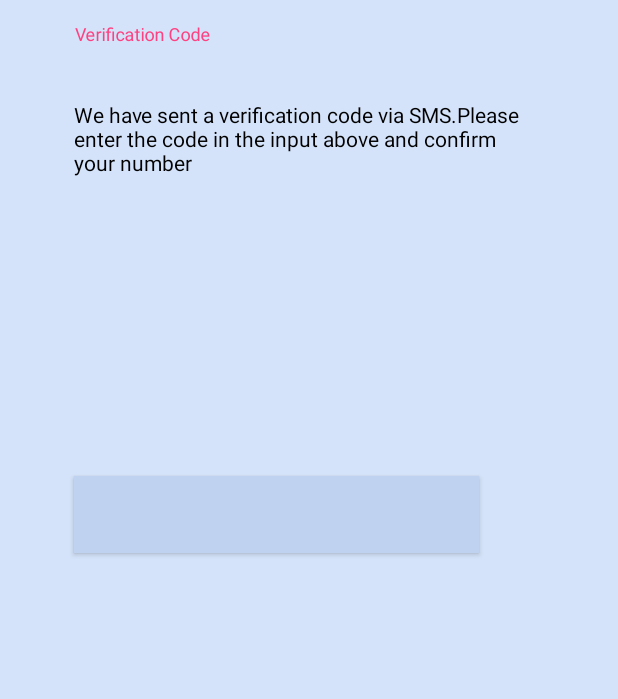
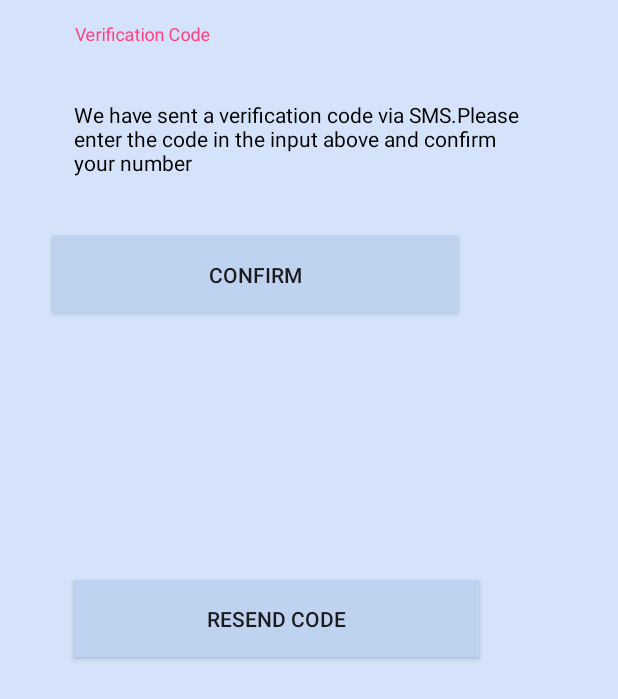
Before and after one commit to Amnestia/water18, an Android app: the PhoneVerificationActivity screen opened directly, with no data from a screen before it, on a phone screen of 412 x 824 dp. Shown: the top 699 px of the screen. Run offline under Robolectric (Android 15) with nearby library versions, the phone set to English and light mode, and no system bars; our stand-ins replace Firebase (no records; nobody signed in at launch, a user with empty details on screens opened directly).

Commit message:
push push push push push push

```diff
--- a/app/src/main/java/edu/bluejack17_2/water18/activity/LoginActivity.kt
+++ b/app/src/main/java/edu/bluejack17_2/water18/activity/LoginActivity.kt
@@ -13,7 +13,7 @@ class LoginActivity : Activity(), View.OnClickListener
 
     private fun addListener()
     {
-        val buttons=arrayOf(btnLogin,btnLoginFacebook,btnLoginGoogle,btnSignUp)
+        val buttons=arrayOf(btnSignUp,btnLoginFacebook,btnLoginGoogle,btnSignUp)
         buttons.forEach { it.setOnClickListener(this) }
     }
 
@@ -33,7 +33,7 @@ class LoginActivity : Activity(), View.OnClickListener
                 val intent=Intent(applicationContext,EditProfileActivity::class.java)
                 startActivity(intent)
             }
-            btnLogin->
+            btnSignUp->
             {
                 val phone=tfPhoneLogin.text
                 val password=pfPassword.text
--- a/app/src/main/java/edu/bluejack17_2/water18/activity/PhoneVerificationActivity.kt
+++ b/app/src/main/java/edu/bluejack17_2/water18/activity/PhoneVerificationActivity.kt
@@ -2,16 +2,53 @@ package edu.bluejack17_2.water18.activity
 
 import android.app.Activity
 import android.os.Bundle
+import android.view.View
+import com.google.firebase.auth.PhoneAuthProvider
 import edu.bluejack17_2.water18.R
+import edu.bluejack17_2.water18.firebase.PhoneNumberAuth
+import kotlinx.android.synthetic.main.activity_phone_verification.*
 
-class PhoneVerificationActivity : Activity()
+class PhoneVerificationActivity : Activity(), View.OnClickListener
 {
+    private fun addListener()
+    {
+        val buttons= arrayOf(btnSignUp, btnResend)
+        buttons.forEach { it.setOnClickListener(this) }
+    }
 
     override fun onCreate(savedInstanceState: Bundle?)
     {
         super.onCreate(savedInstanceState)
         setContentView(R.layout.activity_phone_verification)
-        val verificationCode = intent.getStringExtra("verificationCode")
-        val token = intent.getStringExtra("token")
+    }
+
+    override fun onClick(src: View?)
+    {
+        when(src)
+        {
+            btnSignUp->
+            {
+                confirm()
+            }
+            btnResend->
+            {
+                resend()
+            }
+            else->return
+        }
+    }
+
+    fun resend()
+    {
+        val token = intent.extras.get("token")
+        val phoneNumber=intent.getStringExtra("phoneNumber")
+        PhoneNumberAuth.resendCode(phoneNumber, token as PhoneAuthProvider.ForceResendingToken?,this)
+    }
+
+    fun confirm()
+    {
+        val verificationCode=intent.getStringExtra("verificationCode")
+        val code = tfVerificationCode.text.toString()
+        val credential=PhoneAuthProvider.getCredential(verificationCode,code)
     }
 }
--- a/app/src/main/res/layout/activity_phone_verification.xml
+++ b/app/src/main/res/layout/activity_phone_verification.xml
@@ -8,7 +8,7 @@
     android:background="@color/whiteBackground">
 
     <android.support.design.widget.TextInputLayout
-        android:id="@+id/tf_layout_name"
+        android:id="@+id/tf_layout_phone"
         android:layout_width="wrap_content"
         android:layout_height="wrap_content"
         android:layout_marginEnd="134dp"
@@ -19,7 +19,7 @@
         app:layout_constraintTop_toTopOf="parent">
 
         <EditText
-            android:id="@+id/tfPhoneLogin"
+            android:id="@+id/tfVerificationCode"
             android:layout_width="wrap_content"
             android:layout_height="wrap_content"
             android:background="@color/whiteBackground"
@@ -41,20 +41,35 @@
         android:textColor="@color/colorBlack"
         app:layout_constraintEnd_toEndOf="parent"
         app:layout_constraintStart_toStartOf="parent"
-        app:layout_constraintTop_toBottomOf="@+id/tf_layout_name" />
+        app:layout_constraintTop_toBottomOf="@+id/tf_layout_phone" />
 
     <Button
-        android:id="@+id/btnLogin"
+        android:id="@+id/btnSignUp"
         android:layout_width="270dp"
         android:layout_height="51dp"
-        android:layout_marginBottom="299dp"
         android:layout_marginEnd="79dp"
         android:layout_marginStart="35dp"
-        android:layout_marginTop="25dp"
+        android:layout_marginTop="21dp"
         android:background="@color/lightBlueBackground"
+        android:text="@string/confirm"
+        app:layout_constraintEnd_toEndOf="parent"
+        app:layout_constraintHorizontal_bias="0.0"
+        app:layout_constraintStart_toStartOf="parent"
+        app:layout_constraintTop_toBottomOf="@+id/textView" />
+
+    <Button
+        android:id="@+id/btnResend"
+        android:layout_width="270dp"
+        android:layout_height="51dp"
+        android:layout_marginBottom="230dp"
+        android:layout_marginEnd="79dp"
+        android:layout_marginStart="35dp"
+        android:layout_marginTop="22dp"
+        android:background="@color/lightBlueBackground"
+        android:text="@string/resend"
         app:layout_constraintBottom_toBottomOf="parent"
         app:layout_constraintEnd_toEndOf="parent"
         app:layout_constraintStart_toStartOf="parent"
-        app:layout_constraintTop_toBottomOf="@+id/textView" />
+        app:layout_constraintTop_toBottomOf="@+id/btnSignUp" />
 
 </android.support.constraint.ConstraintLayout>
--- a/app/src/main/res/values/strings.xml
+++ b/app/src/main/res/values/strings.xml
@@ -1,19 +1,24 @@
 <resources>
     <string name="app_name">Water18</string>
+
     <string name="placeholderName">Name</string>
     <string name="placeholderPassword">Password</string>
     <string name="placeholderConfirmPassword">Confirm Password</string>
     <string name="placeholderAddress">Address</string>
     <string name="placeholderPhoneNumber">Phone</string>
+    <string name="placeholder_verification_code">Verification Code</string>
+
     <string name="login">Login</string>
     <string name="login_with_google">Login with Google</string>
     <string name="login_with_facebook">Login with Facebook</string>
     <string name="sign_up">Sign Up</string>
     <string name="submit">Submit</string>
     <string name="confirm">Confirm</string>
+    <string name="resend">Resend Code</string>
+
     <string name="logo_desc">app logo</string>
     <string name="facebook_app_id">1856824864411243</string>
+
     <string name="fb_login_protocol_scheme">fb1856824864411243</string>
     <string name="phoneNumberConfirmation">We have sent a verification code via SMS.Please enter the code in the input above and confirm your number</string>
-    <string name="placeholder_verification_code">Verification Code</string>
 </resources>
```
Also changed, not shown: app/src/main/java/edu/bluejack17_2/water18/activity/EditProfileActivity.kt (+3 -5 lines), app/src/main/java/edu/bluejack17_2/water18/activity/SignUpWithPhoneNumberActivity.kt (+27 -1 lines), app/src/main/java/edu/bluejack17_2/water18/firebase/Firebase.kt (+2 -8 lines), app/src/main/java/edu/bluejack17_2/water18/firebase/PhoneNumberAuth.kt (+22 -3 lines), app/src/main/res/layout/activity_edit_profile.xml (renamed from app/src/main/res/layout/activity_sign_up.xml, +25 -41 lines), app/src/main/res/layout/activity_login.xml (+4 -4 lines), app/src/main/res/layout/activity_sign_up_with_phone_number.xml (+41 -1 lines).
